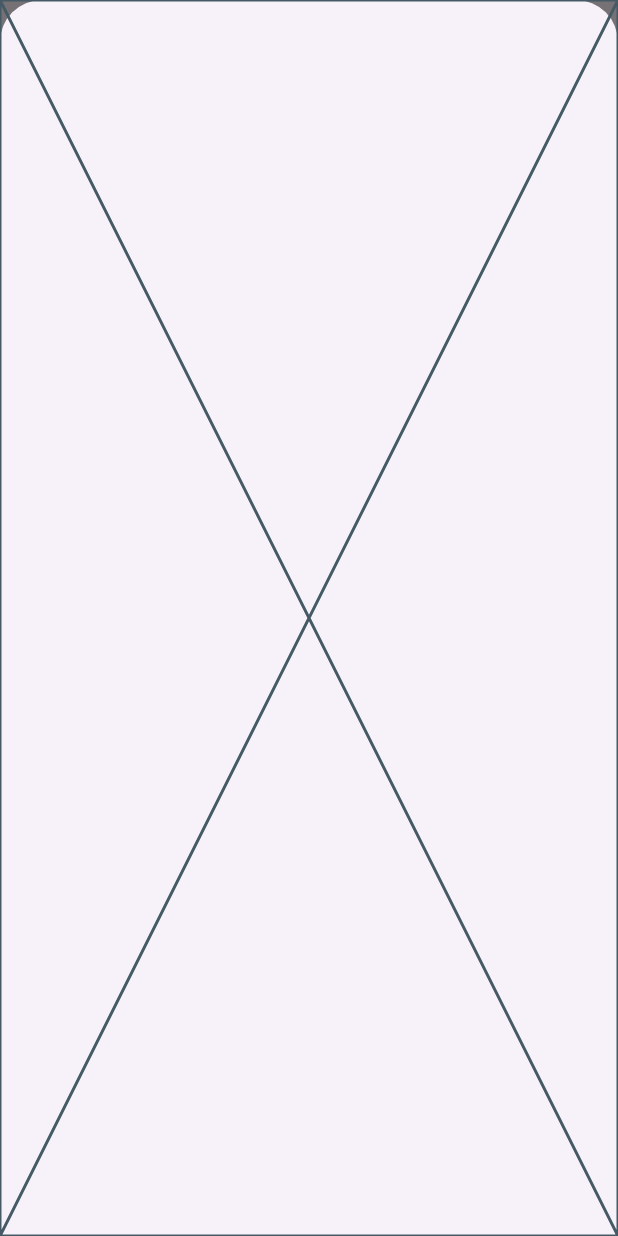
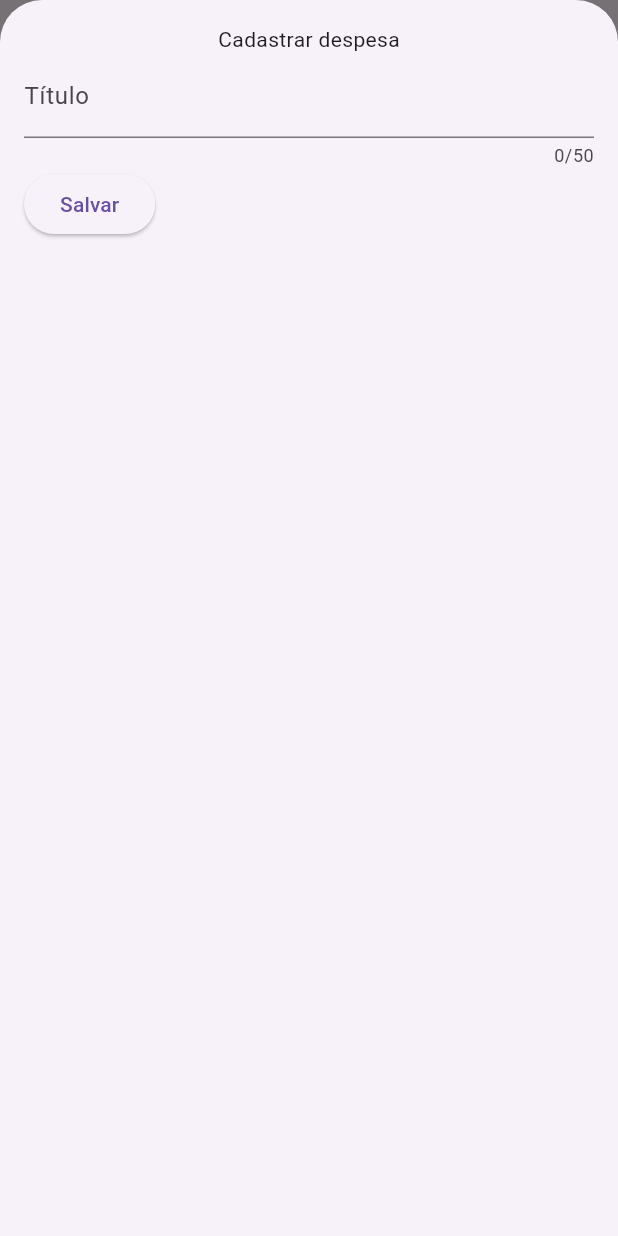
Before and after one commit to Afonso247/impulse, a Flutter app: the screen it shows after launch, after a tap on the "add" icon, on a phone screen of 412 x 824 dp. Run offline on Flutter 3.47's test engine with Material 3 defaults, Android fonts, the phone set to English and light mode, and no system bars.

Commit message:
feat: implementando TextField e TextEditingController

```diff
--- a/lib/components/new_expense.dart
+++ b/lib/components/new_expense.dart
@@ -8,8 +8,37 @@ class NewExpense extends StatefulWidget {
 }
 
 class _NewExpenseState extends State<NewExpense> {
+  final _titleController = TextEditingController();
+
+  @override
+  void dispose() {
+    _titleController.dispose();
+    super.dispose();
+  }
+
   @override
   Widget build(BuildContext context) {
-    return const Placeholder();
+    return Padding(
+      padding: const EdgeInsets.all(16),
+      child: Column(
+        // mainAxisSize: MainAxisSize.min,
+        children: [
+          const Text('Cadastrar despesa'),
+          TextField(
+            controller: _titleController,
+            maxLength: 50,
+            decoration: const InputDecoration(labelText: 'Título'),
+          ),
+          Row(
+            children: [
+              ElevatedButton(
+                onPressed: () => debugPrint(_titleController.text),
+                child: const Text('Salvar'),
+              ),
+            ],
+          ),
+        ],
+      ),
+    );
   }
 }
```
